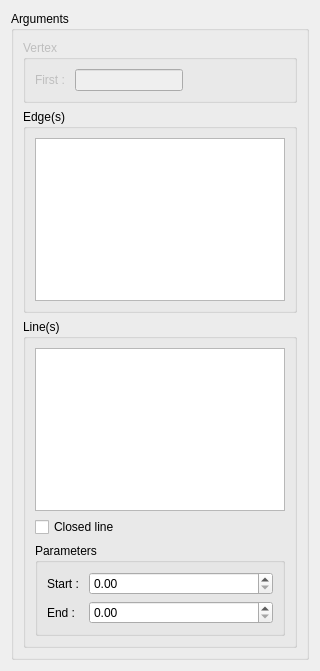
The window that src/HEXABLOCKGUI/EdgeAssoc_QTD.ui (SalomePlatform/hexablock) describes before a commit, drawn with Qt 5.
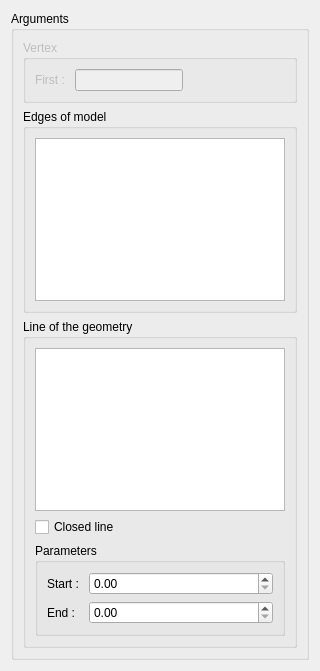
The same window after the commit.

What changed in the file:
```diff
--- a/src/HEXABLOCKGUI/EdgeAssoc_QTD.ui
+++ b/src/HEXABLOCKGUI/EdgeAssoc_QTD.ui
@@ -58,7 +58,7 @@
       <item row="1" column="0">
        <widget class="QGroupBox" name="edge_gb">
         <property name="title">
-         <string>Edge(s)</string>
+         <string>Edges of model</string>
         </property>
         <layout class="QGridLayout" name="gridLayout_2">
          <item row="0" column="0" rowspan="2">
@@ -70,7 +70,7 @@
       <item row="2" column="0">
        <widget class="QGroupBox" name="line_gb">
         <property name="title">
-         <string>Line(s)</string>
+         <string>Line of the geometry</string>
         </property>
         <layout class="QGridLayout" name="gridLayout_3">
          <item row="0" column="0" rowspan="2">
```
